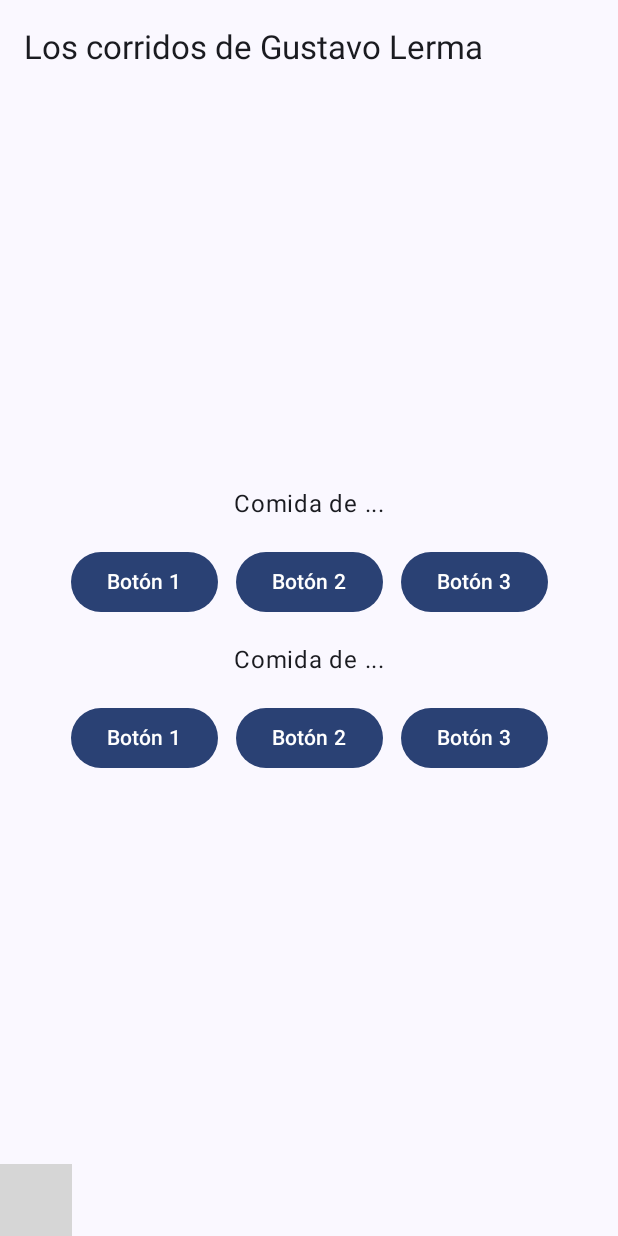
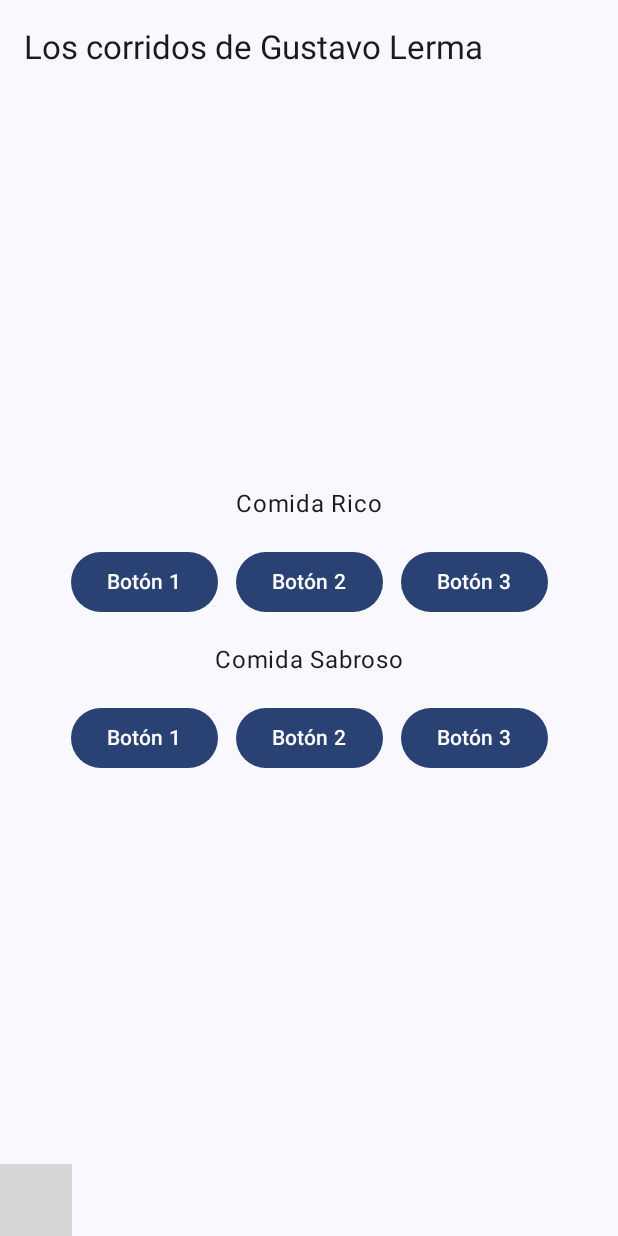
Before and after one commit to NesjsjsjsjsjsA/FoodTruck, an Android app built with Jetpack Compose: the composable MainMenu shown on its own in the app's theme, on a phone screen of 412 x 824 dp. Run offline under Robolectric (Android 15) with nearby library versions, the phone set to English and light mode, and no system bars; libraries missing offline, so code that uses them is left out: com.pdmtaller; 1 statement that could not run was skipped; grey boxes are pictures that could not be loaded.

Commit message:
Poco a poco

```diff
--- a/FoodTruck/app/src/main/java/com/pdmtaller/N00133723AyalaAbarca/UI/Screens/Listas.kt
+++ b/FoodTruck/app/src/main/java/com/pdmtaller/N00133723AyalaAbarca/UI/Screens/Listas.kt
@@ -33,6 +33,10 @@ import kotlinx.coroutines.selects.select
 @OptIn(ExperimentalMaterial3Api::class)
 @Composable
 fun MainMenu() {
+
+    val name = "Rico"
+    val name2 = "Sabroso"
+
     Scaffold(
         topBar = {
             TopAppBar(
@@ -55,7 +59,7 @@ fun MainMenu() {
                 horizontalAlignment = Alignment.CenterHorizontally
             ) {
 
-                Text(text = "Comida de ...")
+                Text(text = "Comida $name")
 
                 Row(
                     horizontalArrangement = Arrangement.spacedBy(12.dp),
@@ -72,7 +76,7 @@ fun MainMenu() {
                     }
                 }
 
-                Text(text = "Comida de ...")
+                Text(text = "Comida $name2")
 
                 Row(
                     horizontalArrangement = Arrangement.spacedBy(12.dp),
```
Also changed, not shown: FoodTruck/app/src/main/java/com/pdmtaller/N00133723AyalaAbarca/UI/Screens/Busquedas.kt (+5 -9 lines).
